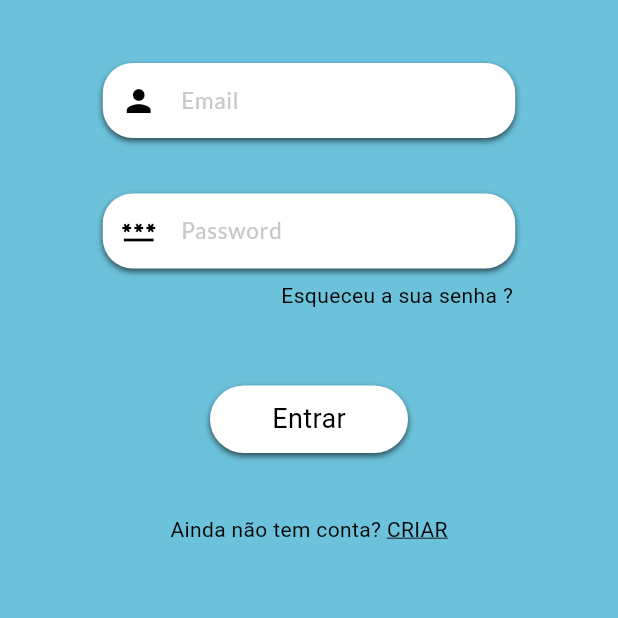
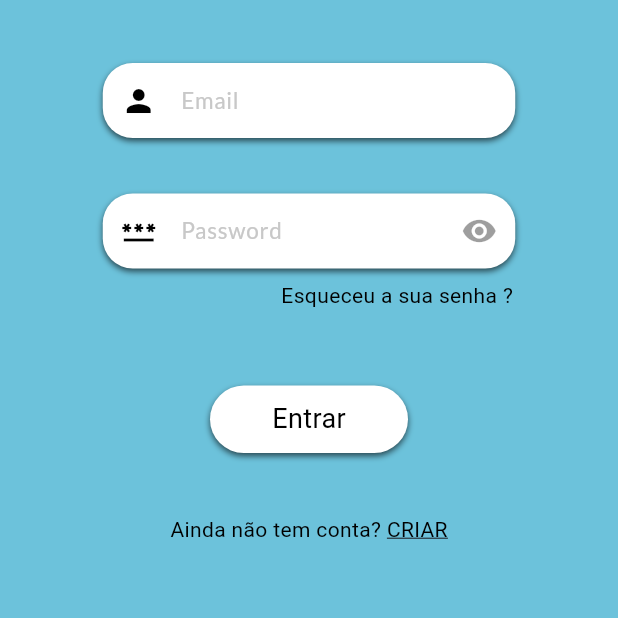
Before and after one commit to JamersonCarlos/studyup_projectFlutter, a Flutter app: the screen it shows after launch, on a phone screen of 412 x 824 dp, the part 618-1236 px from its top. Run offline on Flutter 3.47's test engine with Material 2 defaults, Android fonts, the phone set to English and light mode, and no system bars; our stand-ins replace audioplayers, bloc, circle_nav_bar, circular_countdown_timer, cloud_firestore, dio and 16 more; missing offline and left inert: day_night_time_picker, flutter_sound, graphic, time_picker_spinner_pop_up; accounts and stored records are empty; project files that could hold a hidden picture were left out.

Commit message:
include password visibility tool

```diff
--- a/lib/pages/PageLogin.dart
+++ b/lib/pages/PageLogin.dart
@@ -38,8 +38,8 @@ class _AutheticationPageState extends State<AutheticationPage> {
   double heightContainer = 530;
   double aligmentContainer = -1;
   double paddinTopContainer = 100;
+  bool visibility_pass = true;
 
-  bool visibility_pass = false;
   final recorder = FlutterSoundRecorder();
 
   @override
@@ -64,7 +64,6 @@ class _AutheticationPageState extends State<AutheticationPage> {
     //   }
     // });
   }
-
 
   @override
   Widget build(BuildContext context) {
@@ -235,12 +234,28 @@ class _AutheticationPageState extends State<AutheticationPage> {
                                   currentFocus.unfocus();
                                 });
                               },
-                              obscureText: false,
+                              obscureText: visibility_pass,
                               autofocus: false,
                               controller: senha,
-                              keyboardType: TextInputType.emailAddress,
+                              keyboardType: TextInputType.text,
                               cursorColor: Colors.grey,
                               decoration: InputDecoration(
+                                suffixIcon: GestureDetector(
+                                  onTap: () {
+                                    setState(() {
+                                      visibility_pass = !visibility_pass;
+                                    });
+                                  },
+                                  child: visibility_pass
+                                      ? const Icon(
+                                          Icons.visibility,
+                                          color: Colors.black38,
+                                        )
+                                      : const Icon(
+                                          Icons.visibility_off,
+                                          color: Colors.black38,
+                                        ),
+                                ),
                                 border: InputBorder.none,
                                 prefixIcon: const Icon(
                                   Icons.password,
```
